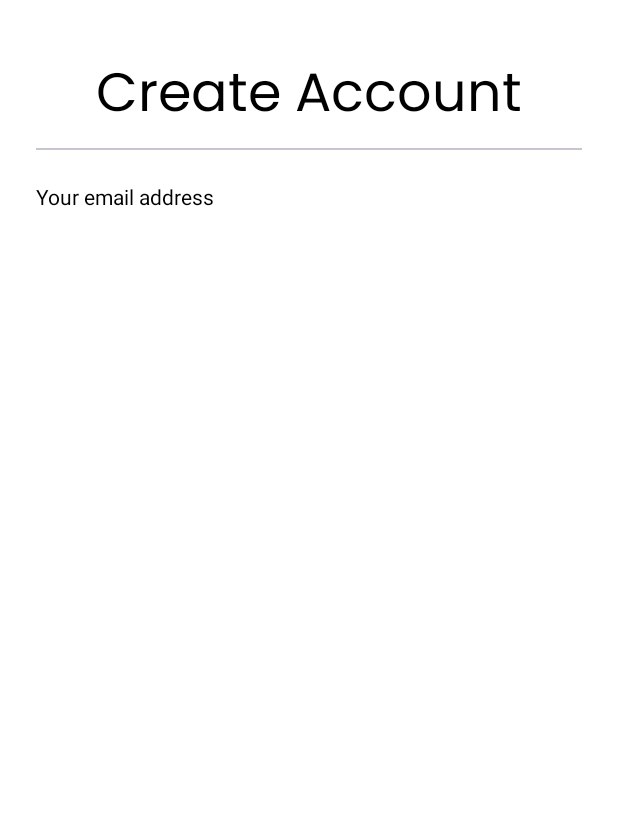
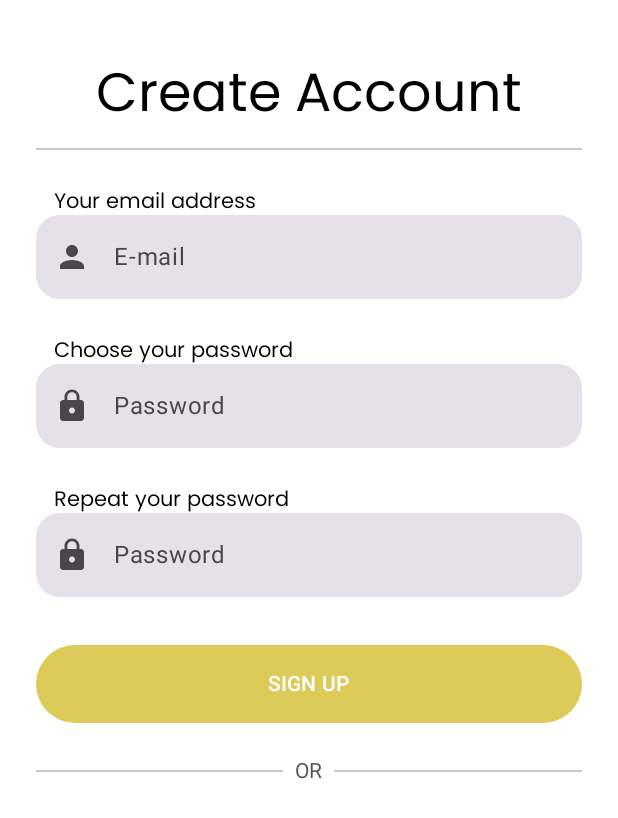
Before and after one commit to LeFi8/ChatApp, an Android app built with Jetpack Compose: the @Preview function SignUp, on a phone screen of 412 x 824 dp. Shown: the top 818 px of the screen. Run offline under Robolectric (Android 15) with nearby library versions, the phone set to English and light mode, and no system bars.

Commit message:
add textfields in signup screen

```diff
--- a/app/src/main/java/com/example/loginjetpackcompose/presentation/Login.kt
+++ b/app/src/main/java/com/example/loginjetpackcompose/presentation/Login.kt
@@ -36,6 +36,7 @@ import androidx.compose.ui.text.input.ImeAction
 import androidx.compose.ui.text.input.KeyboardType
 import androidx.compose.ui.text.input.PasswordVisualTransformation
 import androidx.compose.ui.text.input.VisualTransformation
+import androidx.compose.ui.tooling.preview.Preview
 import androidx.compose.ui.unit.Dp
 import androidx.compose.ui.unit.dp
 import androidx.compose.ui.unit.sp
--- a/app/src/main/java/com/example/loginjetpackcompose/presentation/SignUp.kt
+++ b/app/src/main/java/com/example/loginjetpackcompose/presentation/SignUp.kt
@@ -1,13 +1,24 @@
 package com.example.loginjetpackcompose.presentation
 
+import android.graphics.drawable.Icon
 import androidx.compose.foundation.background
 import androidx.compose.foundation.layout.Column
+import androidx.compose.foundation.layout.Row
 import androidx.compose.foundation.layout.fillMaxSize
 import androidx.compose.foundation.layout.fillMaxWidth
 import androidx.compose.foundation.layout.padding
+import androidx.compose.material.icons.Icons
+import androidx.compose.material.icons.materialIcon
+import androidx.compose.material3.Button
+import androidx.compose.material3.ButtonDefaults
 import androidx.compose.material3.Divider
 import androidx.compose.material3.Text
 import androidx.compose.runtime.Composable
+import androidx.compose.runtime.getValue
+import androidx.compose.runtime.mutableStateOf
+import androidx.compose.runtime.remember
+import androidx.compose.runtime.setValue
+import androidx.compose.ui.Alignment
 import androidx.compose.ui.Modifier
 import androidx.compose.ui.res.stringResource
 import androidx.compose.ui.text.style.TextAlign
@@ -15,12 +26,18 @@ import androidx.compose.ui.tooling.preview.Preview
 import androidx.compose.ui.unit.dp
 import androidx.compose.ui.unit.sp
 import com.example.loginjetpackcompose.R
+import com.example.loginjetpackcompose.ui.theme.EmperorDark
 import com.example.loginjetpackcompose.ui.theme.Ivory
 import com.example.loginjetpackcompose.ui.theme.Poppins
+import com.example.loginjetpackcompose.ui.theme.Yellow
 
 @Preview
 @Composable
 fun SignUp() {
+    var user by remember { mutableStateOf("") }
+    var password by remember { mutableStateOf("") }
+    var passwordError by remember { mutableStateOf(false) }
+
     Column(
         modifier = Modifier
             .fillMaxSize()
@@ -39,8 +56,58 @@ fun SignUp() {
             textAlign = TextAlign.Center
         )
         Divider(modifier = Modifier.padding(bottom = 24.dp))
-        Text(text = stringResource(id = R.string.your_mail))
+        Text(
+            text = stringResource(id = R.string.your_mail),
+            modifier = Modifier.padding(start = 12.dp),
+            fontFamily = Poppins
+        )
+        TextInput(inputType = InputType.Username) { user = it }
 
-        // TODO("add text fields and signup logic")
+        Text(
+            text = stringResource(id = R.string.your_password),
+            modifier = Modifier.padding(start = 12.dp, top = 24.dp),
+            fontFamily = Poppins
+        )
+        TextInput(inputType = InputType.Password) { password = it }
+
+        Text(
+            text = stringResource(id = R.string.repeat_password),
+            modifier = Modifier.padding(start = 12.dp, top = 24.dp),
+            fontFamily = Poppins
+        )
+        TextInput(inputType = InputType.Password) {
+            if (it != password) passwordError = true
+        }
+
+        Button(
+            onClick = {}, //TODO: validation
+            modifier = Modifier
+                .fillMaxWidth()
+                .padding(top = 32.dp, bottom = 24.dp),
+            colors = ButtonDefaults.buttonColors(containerColor = Yellow)
+        ) {
+            Text(text = stringResource(id = R.string.signup), Modifier.padding(vertical = 8.dp))
+        }
+
+        DividerWithText(stringResource(id = R.string.or))
+
+        // TODO: add sign up with google button
+        /*Button(onClick = {}, modifier = Modifier.fillMaxWidth()) {
+
+        }
+*/
     }
 }
+
+@Composable
+fun DividerWithText(text: String, modifier: Modifier = Modifier) {
+    Row(modifier = modifier, verticalAlignment = Alignment.CenterVertically) {
+        Divider(modifier = Modifier.weight(1f))
+        Text(
+            text = text,
+            color = EmperorDark,
+            modifier = Modifier.padding(horizontal = 8.dp)
+        )
+        Divider(modifier = Modifier.weight(1f))
+    }
+}
--- a/app/src/main/res/values/strings.xml
+++ b/app/src/main/res/values/strings.xml
@@ -9,6 +9,9 @@
     <string name="login_failed">Login failed %s</string>
     <string name="create_account">Create Account</string>
     <string name="your_mail">Your email address</string>
+    <string name="your_password">Choose your password</string>
+    <string name="repeat_password">Repeat your password</string>
+    <string name="or">OR</string>
     <string name="account_created">Account created successfully</string>
     <string name="signup_failed">Failed to sign up: %s</string>
 </resources>
```
Also changed, not shown: app/src/main/res/drawable/ic_google_logo.png (added).
